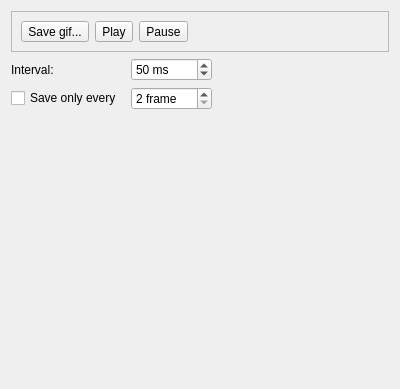
The window that ui/gifwidget.ui (Apkawa/QGifer) describes before a commit, drawn with Qt 5.
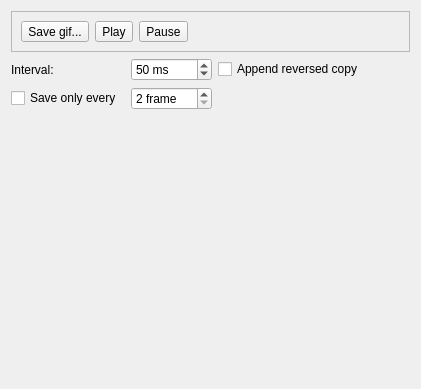
The same window after the commit. Custom widgets are drawn as their Qt base class.

Commit message: added appending the reversed copy

The edit to the form file:
```diff
--- a/ui/gifwidget.ui
+++ b/ui/gifwidget.ui
@@ -6,8 +6,8 @@
    <rect>
     <x>0</x>
     <y>0</y>
-    <width>400</width>
-    <height>354</height>
+    <width>421</width>
+    <height>362</height>
    </rect>
   </property>
   <property name="windowTitle">
@@ -162,6 +162,13 @@
      </layout>
     </widget>
    </item>
+   <item row="1" column="2">
+    <widget class="QCheckBox" name="reverseBox">
+     <property name="text">
+      <string>Append reversed copy</string>
+     </property>
+    </widget>
+   </item>
   </layout>
  </widget>
  <customwidgets>
```
The commit also changes 5 other files.
